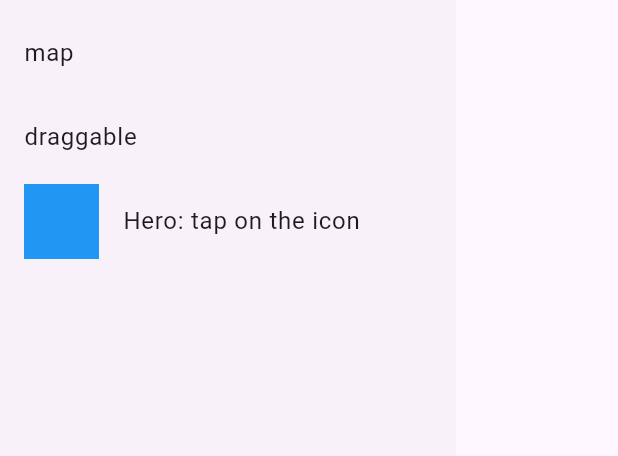
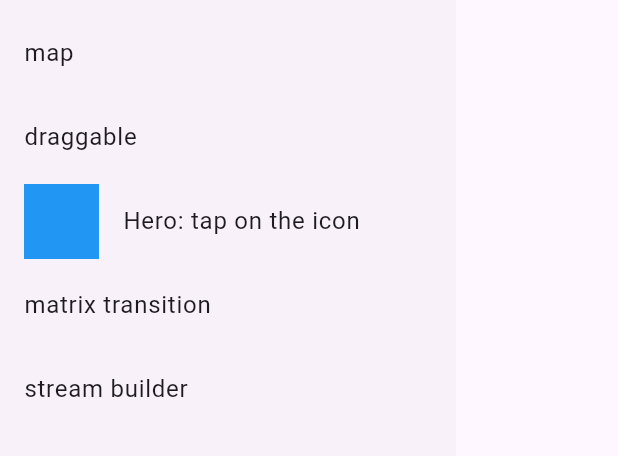
Before and after one commit to lim6112j/flutter_widgets, a Flutter app: the MyMenu widget shown alone on an empty page, opened directly, on a phone screen of 412 x 824 dp, the part 242-698 px from its top. Run offline on Flutter 3.47's test engine with Material 3 defaults, Android fonts, the phone set to English and light mode, and no system bars; our stand-ins replace dio, flutter_animate, flutter_map, flutter_riverpod, go_router, latlong2 and 2 more; generated files the repository leaves out were written again.

Commit message:
added more

```diff
--- a/apps/widgets_app/lib/components/my_menu.dart
+++ b/apps/widgets_app/lib/components/my_menu.dart
@@ -1,5 +1,7 @@
 import 'package:flutter/material.dart';
 import 'package:go_router/go_router.dart';
+import 'package:widgets_app/pages/martix_transition_example.dart';
+
 class MyMenu extends StatelessWidget {
   const MyMenu({super.key});
   @override
@@ -36,10 +38,23 @@ class MyMenu extends StatelessWidget {
               onTap: () {
                   _gotoDetailsPage(context);
                 },
-            title: const Text('Hero: tap on the icon')
-              )
-            ],
-                ),
+              title: const Text('Hero: tap on the icon')
+            ),
+            ListTile(
+              title: const Text('matrix transition'),
+              onTap: () {
+                context.push('/matrix-transition');
+              },
+            ),
+
+            ListTile(
+              title: const Text('stream builder'),
+              onTap: () {
+                context.push('/stream-builder');
+              },
+            )
+          ],
+        ),
   );
   }
 }
--- a/packages/my_dart_package/lib/routes/router.dart
+++ b/packages/my_dart_package/lib/routes/router.dart
@@ -1,8 +1,10 @@
 import 'package:go_router/go_router.dart';
+import 'package:widgets_app/pages/martix_transition_example.dart';
 import 'package:widgets_app/pages/my_home_page.dart';
 import 'package:widgets_app/pages/my_setting_page.dart';
 import 'package:widgets_app/pages/map_page.dart';
 import 'package:widgets_app/pages/my_draggable_page.dart';
+import 'package:widgets_app/pages/stream_builder_example.dart';
 
 final routes = GoRouter(
   routes: [
@@ -25,5 +27,15 @@ final routes = GoRouter(
       name: 'draggable',
       builder: (context, state) => const MyDraggablePage(),
     ),
+    GoRoute(
+      path: '/matrix-transition',
+      name: 'matrix-transition',
+      builder: (context, state) => const MatrixTransitionExample(),
+    ),
+    GoRoute(
+      path: '/stream-builder',
+      name: 'stream-builder',
+      builder: (context, state) => const StreamBuilderExample(),
+    ),
   ],
 );
```
Also changed, not shown: apps/widgets_app/lib/pages/martix_transition_example.dart (added, +49 -0 lines), apps/widgets_app/lib/pages/stream_builder_example.dart (added, +46 -0 lines).
